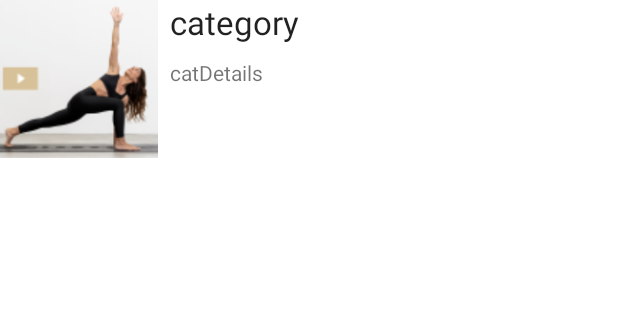
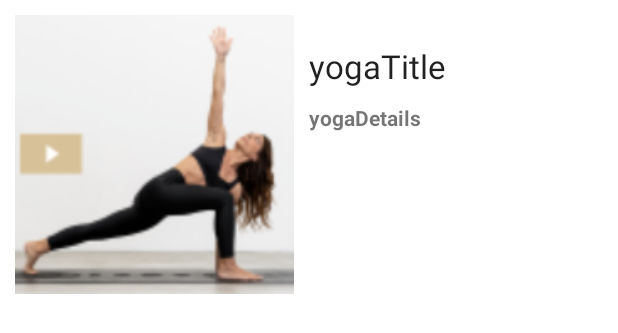
Before and after one commit to samreth-dev/yoga-android-project, an Android app: the layout yoga_type_list.xml on its own in the app's theme, with its tools: preview values and no code run, on a phone screen of 412 x 824 dp. Shown: the top 333 px of the screen. Run offline under Robolectric (Android 15) with nearby library versions, the phone set to English and light mode, and no system bars.

Commit message:
YogaFragment

```diff
--- a/app/src/main/java/com/example/yoga/Videos.kt
+++ b/app/src/main/java/com/example/yoga/Videos.kt
@@ -1,3 +1,3 @@
 package com.example.yoga
 
-data class Videos(val name: String, val details: Int)
+data class Video(val name: String, val video: Int)
--- /dev/null
+++ b/app/src/main/res/layout/fragment_video.xml
@@ -0,0 +1,6 @@
+<?xml version="1.0" encoding="utf-8"?>
+<FrameLayout xmlns:android="http://schemas.android.com/apk/res/android"
+    xmlns:tools="http://schemas.android.com/tools"
+    android:layout_width="match_parent"
+    android:layout_height="match_parent"
+    tools:context=".VideoFragment"/>
--- a/app/src/main/res/layout/yoga_type_list.xml
+++ b/app/src/main/res/layout/yoga_type_list.xml
@@ -4,14 +4,13 @@
     xmlns:tools="http://schemas.android.com/tools"
     android:layout_width="match_parent"
     android:layout_height="wrap_content"
-    android:layout_weight="1"
-    android:orientation="horizontal">
+    android:orientation="horizontal"
+    android:padding="10dp">
 
     <ImageView
         android:id="@+id/imageView"
         android:layout_width="wrap_content"
-        android:layout_height="wrap_content"
-        android:layout_weight="0.05"
+        android:layout_height="186dp"
         android:adjustViewBounds="true"
         android:cropToPadding="false"
         android:scaleType="centerCrop"
@@ -21,16 +20,17 @@
         android:id="@+id/LinearLayout2"
         android:layout_width="match_parent"
         android:layout_height="match_parent"
-        android:layout_weight="1"
         android:orientation="vertical"
-        android:paddingLeft="8dp">
+        android:padding="10dp">
 
         <TextView
             android:id="@+id/yogaTitle"
             android:layout_width="match_parent"
             android:layout_height="wrap_content"
+            android:layout_gravity="center"
             android:layout_weight=".2"
-            android:text="category"
+            android:gravity="center_vertical"
+            android:text="yogaTitle"
             android:textAppearance="@style/TextAppearance.AppCompat.Large" />
 
         <TextView
@@ -39,7 +39,8 @@
             android:layout_height="wrap_content"
             android:layout_gravity="center_vertical"
             android:layout_weight="1"
-            android:text="catDetails" />
+            android:text="yogaDetails"
+            android:textStyle="bold" />
     </LinearLayout>
 
 </LinearLayout>
```
Also changed, not shown: app/src/main/java/com/example/yoga/VideoFragment.kt (added, +26 -0 lines), app/src/main/java/com/example/yoga/YogaFragment.kt (+8 -3 lines), 1 other file.
